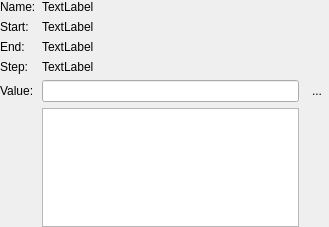
This is Viewer/src/RepeatEditorWidget.ui in ecmwf/ecflow as Qt 5 draws it before an edit. The edited form follows.
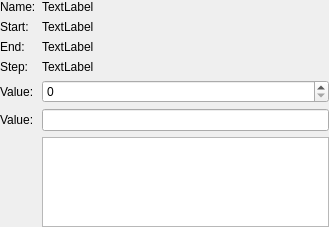
This is the edited form. Icons and pictures are not drawn.

```diff
--- a/Viewer/src/RepeatEditorWidget.ui
+++ b/Viewer/src/RepeatEditorWidget.ui
@@ -13,7 +13,7 @@
   <property name="windowTitle">
    <string>Form</string>
   </property>
-  <layout class="QGridLayout" name="gridLayout">
+  <layout class="QFormLayout" name="formLayout_">
    <property name="leftMargin">
     <number>0</number>
    </property>
@@ -26,20 +26,6 @@
    <property name="bottomMargin">
     <number>0</number>
    </property>
-   <item row="1" column="0">
-    <widget class="QLabel" name="label_2">
-     <property name="text">
-      <string>Start:</string>
-     </property>
-    </widget>
-   </item>
-   <item row="2" column="1">
-    <widget class="QLabel" name="endLabel_">
-     <property name="text">
-      <string>TextLabel</string>
-     </property>
-    </widget>
-   </item>
    <item row="0" column="0">
     <widget class="QLabel" name="label">
      <property name="text">
@@ -47,37 +33,24 @@
      </property>
     </widget>
    </item>
-   <item row="3" column="1">
-    <widget class="QLabel" name="stepLabel_">
+   <item row="0" column="1">
+    <widget class="QLabel" name="nameLabel_">
      <property name="text">
       <string>TextLabel</string>
      </property>
     </widget>
    </item>
-   <item row="4" column="1">
-    <widget class="QLineEdit" name="valueLe_"/>
-   </item>
-   <item row="4" column="0">
-    <widget class="QLabel" name="label_3">
+   <item row="1" column="0">
+    <widget class="QLabel" name="label_2">
      <property name="text">
-      <string>Value:</string>
+      <string>Start:</string>
      </property>
     </widget>
    </item>
-   <item row="4" column="2">
-    <widget class="QToolButton" name="resetTb_">
-     <property name="toolTip">
-      <string>Reset to original value</string>
-     </property>
+   <item row="1" column="1">
+    <widget class="QLabel" name="startLabel_">
      <property name="text">
-      <string>...</string>
-     </property>
-     <property name="icon">
-      <iconset>
-       <normaloff>:/viewer/reset_to_default.svg</normaloff>:/viewer/reset_to_default.svg</iconset>
-     </property>
-     <property name="autoRaise">
-      <bool>true</bool>
+      <string>TextLabel</string>
      </property>
     </widget>
    </item>
@@ -88,30 +61,50 @@
      </property>
     </widget>
    </item>
-   <item row="1" column="1">
-    <widget class="QLabel" name="startLabel_">
-     <property name="text">
-      <string>TextLabel</string>
-     </property>
-    </widget>
-   </item>
-   <item row="0" column="1">
-    <widget class="QLabel" name="nameLabel_">
+   <item row="2" column="1">
+    <widget class="QLabel" name="endLabel_">
      <property name="text">
       <string>TextLabel</string>
      </property>
     </widget>
    </item>
    <item row="3" column="0">
-    <widget class="QLabel" name="stepNameLabel_">
+    <widget class="QLabel" name="label_6">
      <property name="text">
       <string>Step:</string>
      </property>
     </widget>
    </item>
+   <item row="3" column="1">
+    <widget class="QLabel" name="stepLabel_">
+     <property name="text">
+      <string>TextLabel</string>
+     </property>
+    </widget>
+   </item>
+   <item row="5" column="0">
+    <widget class="QLabel" name="label_3">
+     <property name="text">
+      <string>Value:</string>
+     </property>
+    </widget>
+   </item>
    <item row="5" column="1">
+    <widget class="QLineEdit" name="valueLe_"/>
+   </item>
+   <item row="6" column="1">
     <widget class="QListView" name="valueView_"/>
    </item>
+   <item row="4" column="0">
+    <widget class="QLabel" name="label_5">
+     <property name="text">
+      <string>Value:</string>
+     </property>
+    </widget>
+   </item>
+   <item row="4" column="1">
+    <widget class="QSpinBox" name="valueSpin_"/>
+   </item>
   </layout>
  </widget>
  <resources/>
```
